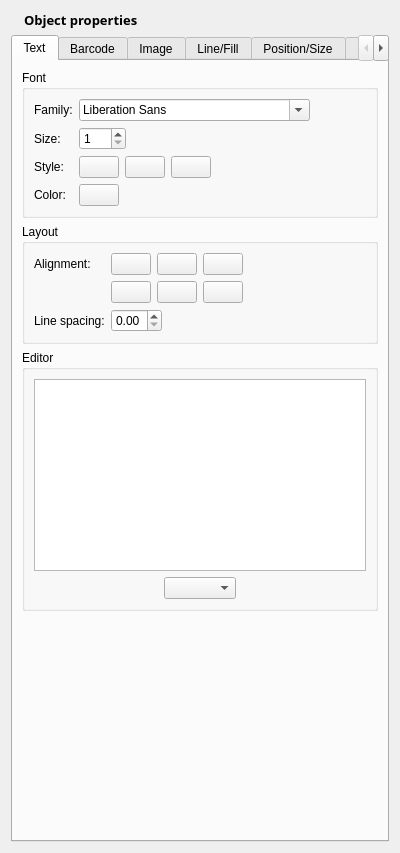
Before: the Qt Designer form glabels/ui/ObjectEditor.ui in jimevins/glabels-qt, drawn with Qt 5.
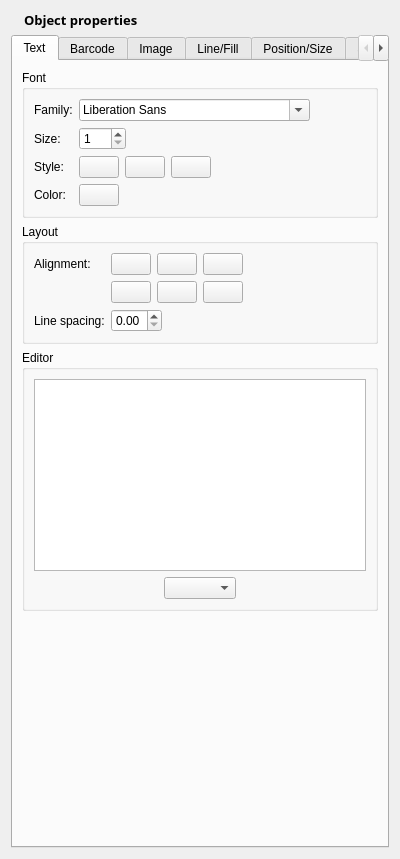
After: the same form once the commit is applied. Icons and pictures are not drawn. Custom widgets are drawn as their Qt base class.

The edit to the form file:
```diff
--- a/glabels/ui/ObjectEditor.ui
+++ b/glabels/ui/ObjectEditor.ui
@@ -7,7 +7,7 @@
     <x>0</x>
     <y>0</y>
     <width>400</width>
-    <height>853</height>
+    <height>859</height>
    </rect>
   </property>
   <property name="sizePolicy">
```
Left out of the diff: 386 changed lines with no effect on the pictures.
